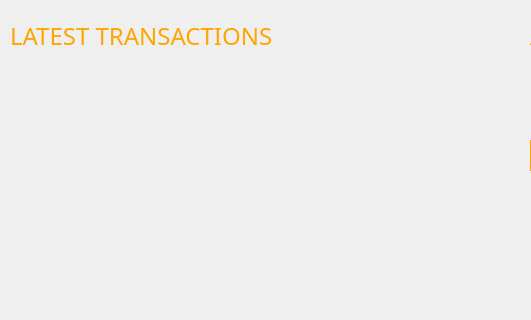
Qt form src/gui/ui/overviewframe.ui (ConcealNetwork/conceal-desktop) before a commit; both pictures show x 0 to 531 and y 0 to 320 of the 1200 by 700 pixel window.
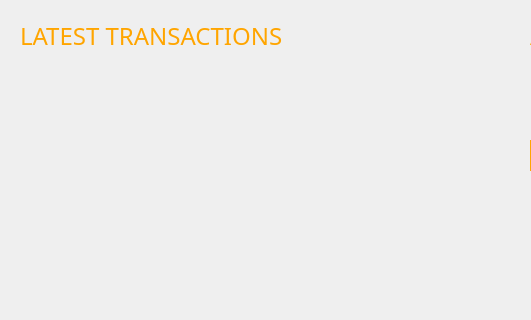
The same form after that commit. Icons and pictures are not drawn.

```diff
--- a/src/gui/ui/overviewframe.ui
+++ b/src/gui/ui/overviewframe.ui
@@ -86,7 +86,7 @@
      <widget class="QLabel" name="label_8">
       <property name="geometry">
        <rect>
-        <x>10</x>
+        <x>20</x>
         <y>20</y>
         <width>361</width>
         <height>31</height>
```
